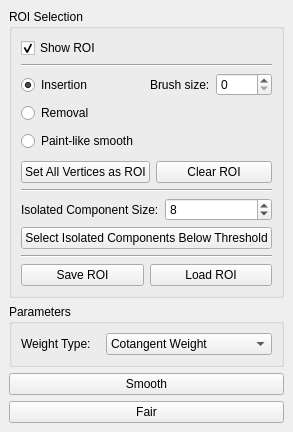
First picture: the form in Polyhedron/demo/Polyhedron/Smoothing_fairing_widget.ui, repository CGAL/cgal, before the edit.
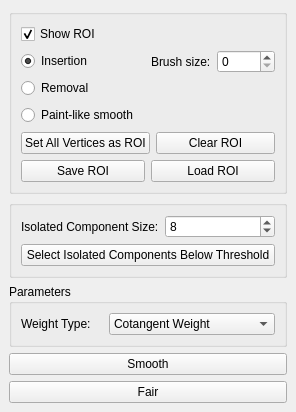
Second picture: the form after the edit.

Diff of the .ui file:
```diff
--- a/Polyhedron/demo/Polyhedron/Smoothing_fairing_widget.ui
+++ b/Polyhedron/demo/Polyhedron/Smoothing_fairing_widget.ui
@@ -6,8 +6,8 @@
    <rect>
     <x>0</x>
     <y>0</y>
-    <width>263</width>
-    <height>432</height>
+    <width>296</width>
+    <height>412</height>
    </rect>
   </property>
   <property name="toolTip">
@@ -24,7 +24,7 @@
     <item>
      <widget class="QGroupBox" name="groupBox_2">
       <property name="title">
-       <string>ROI Selection</string>
+       <string/>
       </property>
       <layout class="QVBoxLayout" name="verticalLayout_6">
        <item>
@@ -37,13 +37,6 @@
          </property>
         </widget>
        </item>
-       <item>
-        <widget class="Line" name="line_3">
-         <property name="orientation">
-          <enum>Qt::Horizontal</enum>
-         </property>
-        </widget>
-       </item>
        <item>
         <layout class="QVBoxLayout" name="verticalLayout_2">
          <item>
@@ -130,12 +123,32 @@
         </layout>
        </item>
        <item>
-        <widget class="Line" name="line_2">
-         <property name="orientation">
-          <enum>Qt::Horizontal</enum>
-         </property>
-        </widget>
+        <layout class="QHBoxLayout" name="horizontalLayout">
+         <item>
+          <widget class="QPushButton" name="Save_ROI_button">
+           <property name="text">
+            <string>Save ROI</string>
+           </property>
+          </widget>
+         </item>
+         <item>
+          <widget class="QPushButton" name="Load_ROI_button">
+           <property name="text">
+            <string>Load ROI</string>
+           </property>
+          </widget>
+         </item>
+        </layout>
        </item>
+      </layout>
+     </widget>
+    </item>
+    <item>
+     <widget class="QGroupBox" name="groupBox">
+      <property name="title">
+       <string/>
+      </property>
+      <layout class="QVBoxLayout" name="verticalLayout_8">
        <item>
         <layout class="QVBoxLayout" name="verticalLayout_4">
          <item>
@@ -168,31 +181,6 @@
          </item>
         </layout>
        </item>
-       <item>
-        <widget class="Line" name="line">
-         <property name="orientation">
-          <enum>Qt::Horizontal</enum>
-         </property>
-        </widget>
-       </item>
-       <item>
-        <layout class="QHBoxLayout" name="horizontalLayout">
-         <item>
-          <widget class="QPushButton" name="Save_ROI_button">
-           <property name="text">
-            <string>Save ROI</string>
-           </property>
-          </widget>
-         </item>
-         <item>
-          <widget class="QPushButton" name="Load_ROI_button">
-           <property name="text">
-            <string>Load ROI</string>
-           </property>
-          </widget>
-         </item>
-        </layout>
-       </item>
       </layout>
      </widget>
     </item>
```
